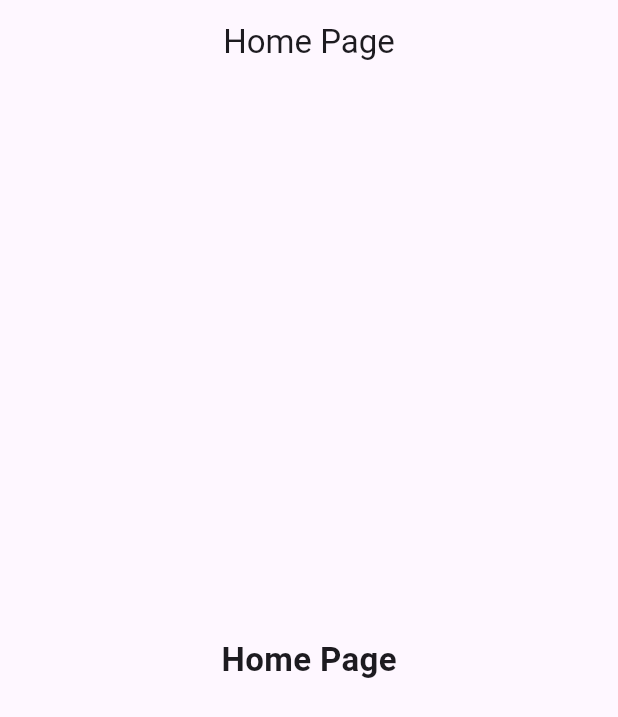
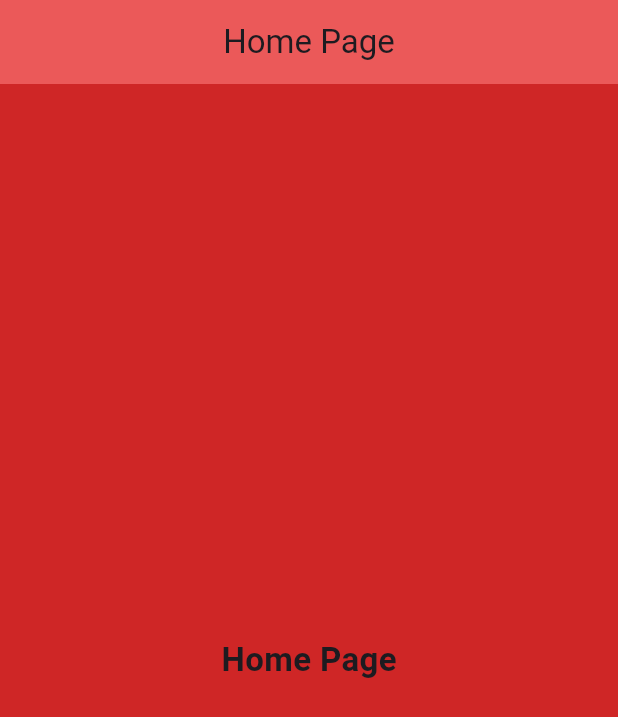
Before and after one commit to abhpandey/Cineflix, a Flutter app: the HomeScreen screen opened directly, on a phone screen of 412 x 824 dp. Shown: the top 717 px of the screen. Run offline on Flutter 3.47's test engine with Material 3 defaults, Android fonts, the phone set to English and light mode, and no system bars.

```diff
--- a/lib/models/onboarding_model.dart
+++ b/lib/models/onboarding_model.dart
@@ -12,7 +12,6 @@ class OnboardingModel {
   });
 }
 
-// Your onboarding pages list
 const List<OnboardingModel> onboardingPages = [
   OnboardingModel(
     title: "Welcome to CineFlix",
--- a/lib/screens/home_screen.dart
+++ b/lib/screens/home_screen.dart
@@ -6,7 +6,10 @@ class HomeScreen extends StatelessWidget {
   @override
   Widget build(BuildContext context) {
     return Scaffold(
+
+      backgroundColor: const Color.fromARGB(255, 207, 38, 38),
       appBar: AppBar(
+        backgroundColor: const Color.fromARGB(255, 235, 89, 89),
         title: const Text("Home Page"),
         centerTitle: true,
       ),
```
